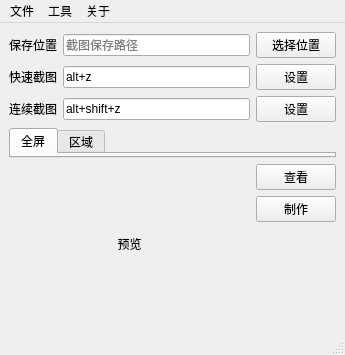
First picture: the form in mainwindow.ui, repository iwxyi/PigeonCapture, before the edit.
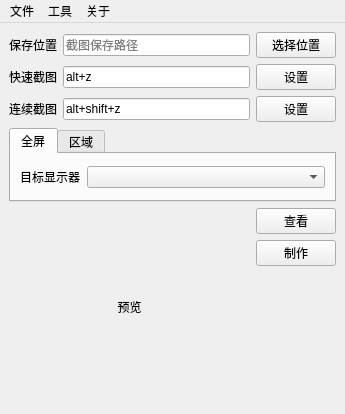
Second picture: the form after the edit. The open tabs and pages were chosen to show the change.

Commit message: 优化区域截图，不显示线

```diff
--- a/mainwindow.ui
+++ b/mainwindow.ui
@@ -7,11 +7,11 @@
     <x>0</x>
     <y>0</y>
     <width>345</width>
-    <height>355</height>
+    <height>414</height>
    </rect>
   </property>
   <property name="windowTitle">
-   <string>MainWindow</string>
+   <string>鸽鸽子表情包抓截工具</string>
   </property>
   <widget class="QWidget" name="centralwidget">
    <layout class="QVBoxLayout" name="verticalLayout" stretch="0,0,0,0,1">
@@ -99,17 +99,46 @@
     <item>
      <widget class="QTabWidget" name="modeTab">
       <property name="currentIndex">
-       <number>0</number>
+       <number>1</number>
       </property>
       <widget class="QWidget" name="fullScreen">
        <attribute name="title">
         <string>全屏</string>
        </attribute>
+       <layout class="QVBoxLayout" name="verticalLayout_3">
+        <item>
+         <layout class="QHBoxLayout" name="horizontalLayout_4" stretch="0,1">
+          <item>
+           <widget class="QLabel" name="label_4">
+            <property name="text">
+             <string>目标显示器</string>
+            </property>
+           </widget>
+          </item>
+          <item>
+           <widget class="QComboBox" name="comboBox"/>
+          </item>
+         </layout>
+        </item>
+       </layout>
       </widget>
       <widget class="QWidget" name="screenArea">
        <attribute name="title">
         <string>区域</string>
        </attribute>
+       <layout class="QVBoxLayout" name="verticalLayout_4">
+        <item>
+         <layout class="QHBoxLayout" name="horizontalLayout_7">
+          <item>
+           <widget class="QPushButton" name="showAreaSelector">
+            <property name="text">
+             <string>显示截图区域</string>
+            </property>
+           </widget>
+          </item>
+         </layout>
+        </item>
+       </layout>
       </widget>
      </widget>
     </item>
@@ -197,7 +226,6 @@
    <addaction name="menu_2"/>
    <addaction name="menu_3"/>
   </widget>
-  <widget class="QStatusBar" name="statusbar"/>
   <action name="actionEmoji_Creator">
    <property name="text">
     <string>表情包制造者</string>
```
The commit also changes 4 other files.
